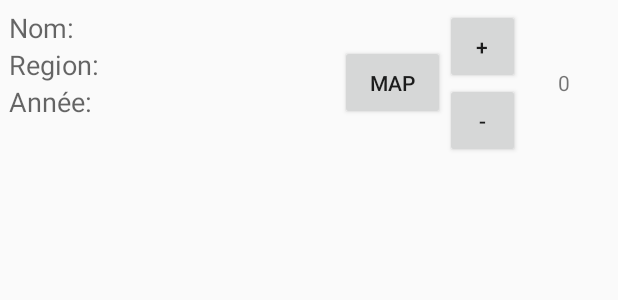
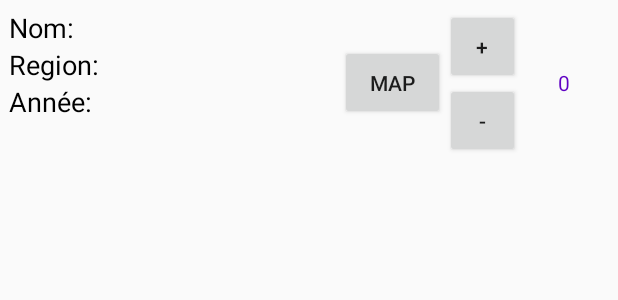
Before and after one commit to tanguybernard/cave_a_vin, an Android app: the layout wine_info.xml on its own in the app's theme, with its tools: preview values and no code run, on a phone screen of 412 x 824 dp. Shown: the top 300 px of the screen. Run offline under Robolectric (Android 15) with nearby library versions, the phone set to English and light mode, and no system bars.

Commit message:
add some font

```diff
--- a/app/src/main/res/layout/activity_main.xml
+++ b/app/src/main/res/layout/activity_main.xml
@@ -1,7 +1,9 @@
 <?xml version="1.0" encoding="UTF-8"?>
 <RelativeLayout xmlns:android="http://schemas.android.com/apk/res/android"
     xmlns:tools="http://schemas.android.com/tools" android:layout_width="match_parent"
-    android:layout_height="match_parent">
+    android:layout_height="match_parent"
+    android:background="@drawable/fromagevincharcuterie"
+    >
 
     <Button android:id="@+id/btn_search" android:layout_width="wrap_content"
         android:layout_height="wrap_content" android:text="OK"
@@ -23,7 +25,9 @@
 
     <ListView android:id="@+id/wineList" android:layout_width="match_parent"
         android:layout_height="wrap_content" android:layout_alignParentLeft="true"
-        android:layout_below="@+id/add" />
+        android:layout_below="@+id/add"
+
+        />
 
 
 </RelativeLayout>
--- a/app/src/main/res/layout/wine_info.xml
+++ b/app/src/main/res/layout/wine_info.xml
@@ -11,6 +11,7 @@
         android:layout_height="wrap_content"
         android:layout_alignParentTop="true"
         android:text="Nom: "
+        android:textColor="#f000"
         android:textAppearance="?android:attr/textAppearanceMedium" />
 
 
@@ -20,6 +21,8 @@
         android:layout_alignParentTop="true"
         android:layout_toRightOf="@+id/textName"
         android:text=" "
+        android:textColor="#0041c4"
+        android:textStyle="bold|italic"
         android:textAppearance="?android:attr/textAppearanceMedium" />
 
     <TextView android:id="@+id/textRegion"
@@ -28,6 +31,7 @@
         android:layout_alignParentLeft="true"
         android:layout_below="@+id/textName"
         android:text="Region: "
+        android:textColor="#f000"
         android:textAppearance="?android:attr/textAppearanceMedium" />
 
     <TextView android:id="@+id/region"
@@ -37,6 +41,9 @@
         android:layout_alignBottom="@+id/textRegion"
         android:layout_toRightOf="@+id/textRegion"
         android:text=" "
+        android:textStyle="bold"
+        android:textColor="#2e224c"
+
         android:textAppearance="?android:attr/textAppearanceMedium" />
 
 
@@ -46,6 +53,7 @@
         android:layout_alignParentLeft="true"
         android:layout_below="@+id/textRegion"
         android:text="Année: "
+        android:textColor="#f000"
         android:textAppearance="?android:attr/textAppearanceMedium" />
 
     <TextView android:id="@+id/year"
@@ -55,6 +63,7 @@
         android:layout_alignBottom="@+id/textYear"
         android:layout_toRightOf="@+id/textYear"
         android:text=" "
+        android:textColor="#f000"
         android:textAppearance="?android:attr/textAppearanceMedium" />
 
 
@@ -94,7 +103,7 @@
         android:layout_height="wrap_content"
         android:textAppearance="?android:attr/textAppearanceSmall"
         android:text="0"
-
+        android:textColor="#5f00c3"
         android:id="@+id/quantity"
         android:layout_toRightOf="@+id/btn_q_add"
         android:layout_alignParentRight="true"
```
Also changed, not shown: app/src/main/res/drawable/accordsmetsetvins.jpg (added), app/src/main/res/drawable/fromagevincharcuterie.png (added).
